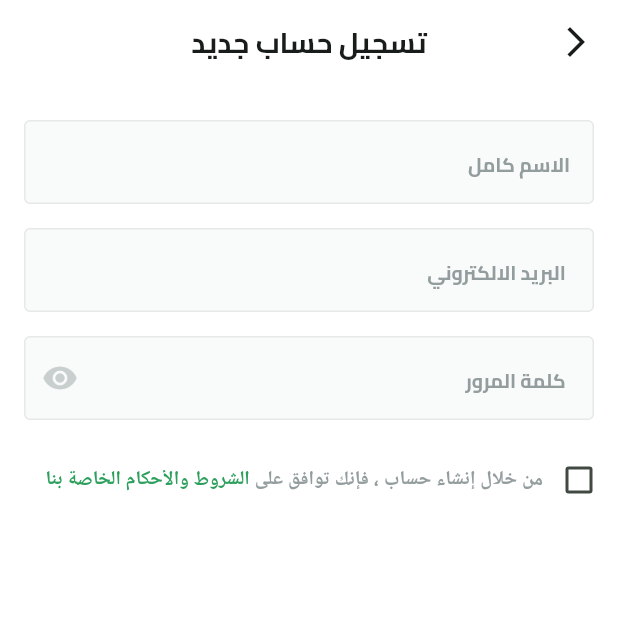
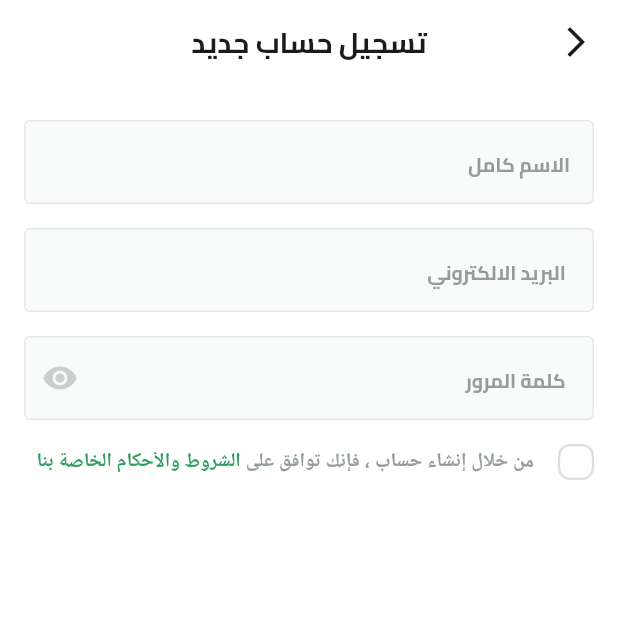
Before and after one commit to abo3amer69/Fruits_Hup, a Flutter app: the SignupView screen opened by its route, on a phone screen of 412 x 824 dp, the top half of it. Run offline on Flutter 3.47's test engine with Material 3 defaults, Android fonts, the phone set to English and light mode, and no system bars; our stand-ins replace dots_indicator, flutter_svg, shared_preferences; accounts and stored records are empty.

Commit message:
create custom check box

```diff
--- /dev/null
+++ b/lib/features/auth/presentation/views/widget/custom_check_box.dart
@@ -0,0 +1,43 @@
+import 'package:flutter/material.dart';
+import 'package:flutter_svg/svg.dart';
+import 'package:fruits_hup/core/utils/app_images.dart';
+
+import '../../../../../core/utils/app_colors.dart';
+
+class CustomCheckBox extends StatelessWidget {
+  const CustomCheckBox(
+      {super.key, required this.isChecked, required this.onChecked});
+  final bool isChecked;
+  final ValueChanged<bool> onChecked;
+  @override
+  Widget build(BuildContext context) {
+    return GestureDetector(
+      onTap: () {
+        onChecked(!isChecked);
+      },
+      child: AnimatedContainer(
+        width: 24,
+        height: 24,
+        duration: const Duration(milliseconds: 100),
+        decoration: ShapeDecoration(
+          color: isChecked ? AppColors.primaryColor : Colors.white,
+          shape: RoundedRectangleBorder(
+            side: BorderSide(
+              width: 1.50,
+              color: isChecked ? Colors.transparent : const Color(0xFFDCDEDE),
+            ),
+            borderRadius: BorderRadius.circular(8),
+          ),
+        ),
+        child: isChecked
+            ? Padding(
+                padding: const EdgeInsets.all(2),
+                child: SvgPicture.asset(
+                  Assets.imagesCheck,
+                ),
+              )
+            : const SizedBox(),
+      ),
+    );
+  }
+}
--- a/lib/features/auth/presentation/views/widget/terms_and_condition.dart
+++ b/lib/features/auth/presentation/views/widget/terms_and_condition.dart
@@ -1,26 +1,35 @@
 import 'package:flutter/material.dart';
 import 'package:fruits_hup/constants.dart';
 import 'package:fruits_hup/core/utils/app_text_styles.dart';
+import 'package:fruits_hup/features/auth/presentation/views/widget/custom_check_box.dart';
 
 import '../../../../../core/utils/app_colors.dart';
 
-class TermsAndConditionWidget extends StatelessWidget {
+class TermsAndConditionWidget extends StatefulWidget {
   const TermsAndConditionWidget({super.key});
 
   @override
+  State<TermsAndConditionWidget> createState() =>
+      _TermsAndConditionWidgetState();
+}
+
+class _TermsAndConditionWidgetState extends State<TermsAndConditionWidget> {
+  bool isTermesAccepted = false;
+  @override
   Widget build(BuildContext context) {
-    return Transform.translate(
-      offset: const Offset(14, 0),
-      child: Row(
+    return Row(
       children: [
-          Checkbox(
-            value: false,
-            onChanged: (value) {},
+        CustomCheckBox(
+          isChecked: isTermesAccepted,
+          onChecked: (value) {
+            isTermesAccepted = value;
+            setState(() {});
+          },
         ),
-          SizedBox(
-            width: MediaQuery.sizeOf(context).width -
-                (KHorizentalPadding * 2) -
-                48,
+        const SizedBox(
+          width: 16,
+        ),
+        Expanded(
           child: Text.rich(
             TextSpan(
               children: [
@@ -61,7 +70,6 @@ class TermsAndConditionWidget extends StatelessWidget {
           ),
         ),
       ],
-      ),
     );
   }
 }
```
Lines whose indentation alone changed are shown as unchanged.
